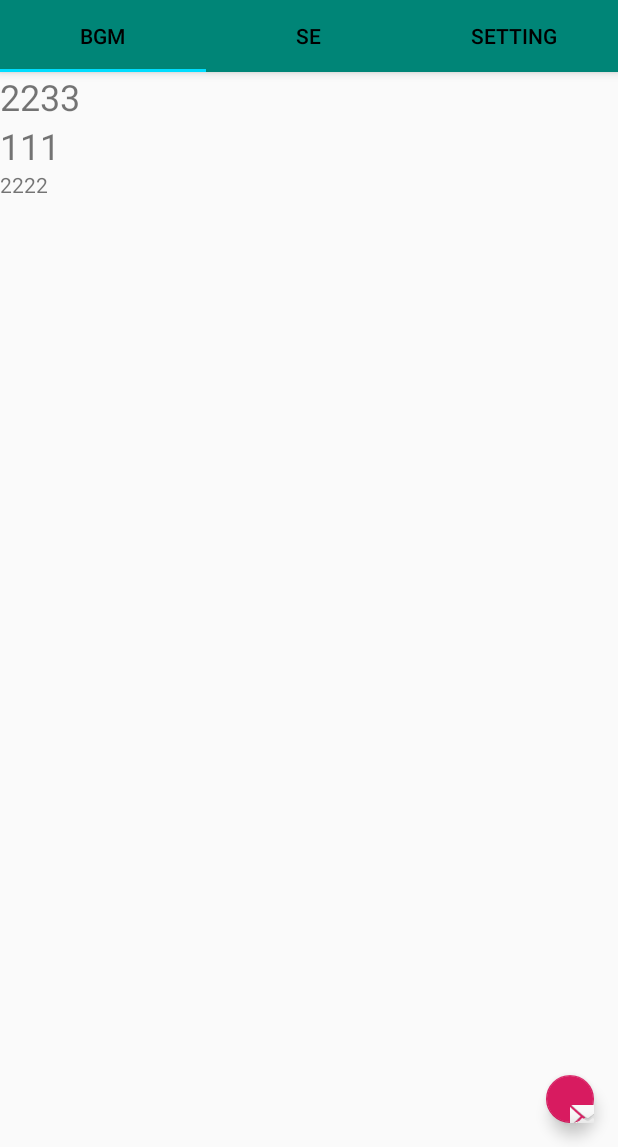
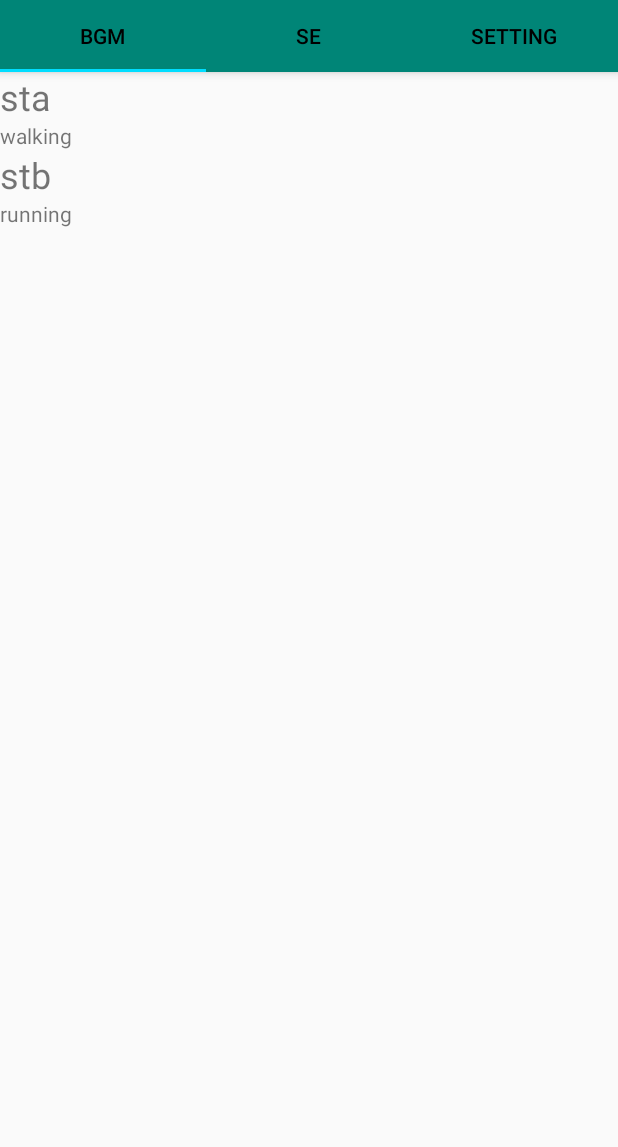
Before and after one commit to kotoar/bgmse, an Android app: the screen it shows after launch (MainActivity), on a phone screen of 412 x 824 dp, the part 89-1236 px from its top. Run offline under Robolectric (Android 15) with nearby library versions, the phone set to English and light mode, and no system bars; 1 statement that could not run was skipped.

Commit message:
se function init

```diff
--- a/app/src/main/java/com/kanae/bgmse/MainActivity.java
+++ b/app/src/main/java/com/kanae/bgmse/MainActivity.java
@@ -23,6 +23,8 @@ import com.kanae.bgmse.ui.main.SectionsPagerAdapter;
 
 import java.io.BufferedReader;
 import java.io.File;
+import java.io.FileInputStream;
+import java.io.FileNotFoundException;
 import java.io.FileOutputStream;
 import java.io.IOException;
 import java.io.InputStream;
@@ -31,6 +33,8 @@ import java.io.OutputStream;
 import java.io.UnsupportedEncodingException;
 import java.util.ArrayList;
 import java.util.List;
+
+import static java.lang.System.in;
 
 public class MainActivity extends AppCompatActivity {
 
@@ -56,15 +60,6 @@ public class MainActivity extends AppCompatActivity {
         main_path = Environment.getExternalStorageDirectory().getAbsolutePath() + "/bgmse";
         initFile();
 
-        fab = findViewById(R.id.fab);
-
-        fab.setOnClickListener(new View.OnClickListener() {
-            @Override
-            public void onClick(View view) {
-                Snackbar.make(view, "Replace with your own action", Snackbar.LENGTH_LONG)
-                        .setAction("Action", null).show();
-            }
-        });
     }
 
     private void initViewPager(){
@@ -128,6 +123,12 @@ public class MainActivity extends AppCompatActivity {
                 }
                 fos.close();
 
+                copyFilesFromRaw(this,R.raw.sta,"sta.mp3",
+                        main_path+File.separator+"/se");
+                copyFilesFromRaw(this,R.raw.stb,"stb.mp3",
+                        main_path+File.separator+"/se");
+
+
             } catch (UnsupportedEncodingException e) {
                 e.printStackTrace();
             } catch (java.io.IOException e){
@@ -136,9 +137,48 @@ public class MainActivity extends AppCompatActivity {
 
 
         }
+    }
 
 
-
+    private static final String SEPARATOR = File.separator;//路径分隔符
+    public static void copyFilesFromRaw(Context context, int id, String fileName,String storagePath) {
+        InputStream inputStream = context.getResources().openRawResource(id);
+        File file = new File(storagePath);
+        if (!file.exists()) {//如果文件夹不存在，则创建新的文件夹
+            file.mkdirs();
+        }
+        readInputStream(storagePath + SEPARATOR + fileName, inputStream);
+    }
+    /**
+     * 读取输入流中的数据写入输出流
+     *
+     * @param storagePath 目标文件路径
+     * @param inputStream 输入流
+     */
+    public static void readInputStream(String storagePath, InputStream inputStream) {
+        File file = new File(storagePath);
+        try {
+            if (!file.exists()) {
+                // 1.建立通道对象
+                FileOutputStream fos = new FileOutputStream(file);
+                // 2.定义存储空间
+                byte[] buffer = new byte[inputStream.available()];
+                // 3.开始读文件
+                int lenght = 0;
+                while ((lenght = inputStream.read(buffer)) != -1) {// 循环从输入流读取buffer字节
+                    // 将Buffer中的数据写到outputStream对象中
+                    fos.write(buffer, 0, lenght);
+                }
+                fos.flush();// 刷新缓冲区
+                // 4.关闭流
+                fos.close();
+                inputStream.close();
+            }
+        } catch (FileNotFoundException e) {
+            e.printStackTrace();
+        } catch (IOException e) {
+            e.printStackTrace();
+        }
     }
 
 
--- a/app/src/main/java/com/kanae/bgmse/magnet/MagnetView.java
+++ b/app/src/main/java/com/kanae/bgmse/magnet/MagnetView.java
@@ -18,19 +18,21 @@ public class MagnetView extends LinearLayout {
     LinearLayout linearLayout;
     TextView textViewLabel;
     TextView textViewContent;
+    int seid;
 
-
-    public MagnetView(Context context, String label, String content, int type){
+    public MagnetView(Context context, String label, String content, int type,int inseid){
         super(context);
         data = new Magnet(label,content,type);
         initView(context);
+        seid = inseid;
         setData();
     }
 
-    public MagnetView(Context context, Magnet magnet){
+    public MagnetView(Context context, Magnet magnet,int inseid){
         super(context);
         data = new Magnet(magnet.getLabel(),magnet.getContent(),magnet.getType());
         initView(context);
+        seid = inseid;
         setData();
     }
 
@@ -41,9 +43,13 @@ public class MagnetView extends LinearLayout {
         textViewContent = (TextView) findViewById(R.id.magnet_content);
     }
 
-    private void setData(){
+    public void setData(){
         textViewLabel.setText(data.getLabel());
         textViewContent.setText(data.getContent());
 
     }
+
+    public final int getSeid() {
+        return seid;
+    }
 }
--- a/app/src/main/java/com/kanae/bgmse/music/MusicPool.java
+++ b/app/src/main/java/com/kanae/bgmse/music/MusicPool.java
@@ -1,17 +1,83 @@
 package com.kanae.bgmse.music;
 
+import android.content.res.AssetManager;
+import android.media.AudioManager;
 import android.media.MediaPlayer;
+import android.media.SoundPool;
+import android.os.Environment;
 
+import com.kanae.bgmse.R;
+import com.kanae.bgmse.magnet.Magnet;
+
+import java.io.BufferedReader;
+import java.io.File;
+import java.io.FileInputStream;
+import java.io.FileOutputStream;
+import java.io.IOException;
+import java.io.InputStream;
+import java.io.InputStreamReader;
+import java.io.OutputStream;
+import java.util.ArrayList;
+import java.util.HashMap;
 import java.util.List;
 
 public class MusicPool {
 
-    private List<String> beList;
+    private List<Magnet> resList = new ArrayList<>();
+    private SoundPool mSoundPool = null;
+    private AssetManager aManager;
+    private HashMap<Integer, Integer> soundID = new HashMap<Integer, Integer>();
+    private String main_path = Environment.getExternalStorageDirectory().getAbsolutePath() +
+            "/bgmse/se/";
 
-    private List<String> bgmList;
 
-    private void initMusic(){
+    public MusicPool(){
+        initMusic();
+        loadmusic();
+    }
 
+    public List<Magnet> getMagnetList(){
+        return resList;
+    }
+
+    public HashMap<Integer,Integer> getSoundID(){
+        return soundID;
+    }
+
+    private void initMusic() {
+        try{
+            InputStream inputStream = new FileInputStream(
+                    Environment.getExternalStorageDirectory().getAbsolutePath() +
+                            "/bgmse" + File.separator+"/datactrl/main_list.txt");
+            InputStreamReader isr = new InputStreamReader(inputStream, "UTF-8");
+            BufferedReader br = new BufferedReader(isr);
+            String string = "";
+
+            while ((string = br.readLine()) != null) {
+                InputStream mis = new FileInputStream(
+                        Environment.getExternalStorageDirectory().getAbsolutePath() +
+                                "/bgmse" + File.separator+"/datactrl/" + string + ".txt");
+                InputStreamReader misr = new InputStreamReader(mis, "UTF-8");
+                BufferedReader mbr = new BufferedReader(misr);
+                String mcontent = mbr.readLine();
+                int mtype = Integer.parseInt(mbr.readLine());
+                Magnet mmag = new Magnet(string,mcontent,mtype);
+                resList.add(mmag);
+            }
+        } catch(java.io.IOException e){
+            e.printStackTrace();
+        }
+    }
+
+    private void loadmusic(){
+        mSoundPool = new SoundPool(1, AudioManager.STREAM_SYSTEM, 5);
+        for(int i=0;i<resList.size();i++){
+            soundID.put(i, mSoundPool.load( main_path+resList.get(i).getLabel()+".mp3", 1));
+        }
+    }
+
+    public void play_se(int index){
+        mSoundPool.play(soundID.get(index),1,1,0,0,1);
     }
 
 }
--- a/app/src/main/java/com/kanae/bgmse/ui/main/Fragment1.java
+++ b/app/src/main/java/com/kanae/bgmse/ui/main/Fragment1.java
@@ -15,8 +15,10 @@ import androidx.fragment.app.Fragment;
 import com.kanae.bgmse.R;
 import com.kanae.bgmse.magnet.Magnet;
 import com.kanae.bgmse.magnet.MagnetView;
+import com.kanae.bgmse.music.MusicPool;
 
 import java.util.ArrayList;
+import java.util.HashMap;
 import java.util.List;
 
 /**
@@ -28,8 +30,12 @@ public class Fragment1 extends Fragment {
 
     //private MagnetAdapter magnetAdapter;
     private List<Magnet> magnetList = new ArrayList<>();
-    private ListView magnetListView;
+    private HashMap<Integer,Integer> soundID = new HashMap<Integer,Integer>();
+    int stack_flag;
+    //private ListView magnetListView;
     LinearLayout linearLayout1;
+
+    MusicPool musicPool;
 
     private int getIndex(){
         int index = 1;
@@ -51,8 +57,10 @@ public class Fragment1 extends Fragment {
     @Override
     public void onCreate(Bundle savedInstanceState) {
         super.onCreate(savedInstanceState);
-
-
+        musicPool = new MusicPool();
+        magnetList = musicPool.getMagnetList();
+        soundID = musicPool.getSoundID();
+        stack_flag = 0;
     }
 
     @Override
@@ -60,19 +68,11 @@ public class Fragment1 extends Fragment {
             @NonNull LayoutInflater inflater, ViewGroup container,
             Bundle savedInstanceState) {
         View view = inflater.inflate(R.layout.fragment_tab1, container, false);
-        final TextView textview = view.findViewById(R.id.textView00);
         linearLayout1 = view.findViewById(R.id.fraglayout1);
         //linearLayout1.addView
 
 
-        textview.setText("2233");
-        textview.setTextSize(24);
-        textview.setOnClickListener(new View.OnClickListener() {
-            @Override
-            public void onClick(View v) {
-                textview.setText("33444");
-            }
-        });
+        ;
 
 
         initView();
@@ -83,14 +83,25 @@ public class Fragment1 extends Fragment {
     }
 
     private void addView(Magnet magnet){
-        MagnetView child = new MagnetView(getActivity(), magnet);
+        MagnetView child = new MagnetView(getActivity(), magnet,stack_flag);
+        child.setData();
+        final int childseid = child.getSeid();
+        child.setOnClickListener(new View.OnClickListener() {
+            @Override
+            public void onClick(View v) {
+                musicPool.play_se(childseid);
+            }
+        });
         linearLayout1.addView(child);
+        stack_flag += 1;
     }
 
     private void initView(){
-        addView(new Magnet("111","2222",0));
+        //addView(new Magnet("111","2222",0));
         //magnetAdapter = new MagnetAdapter(getActivity(),R.layout.magnet,magnetList);
-
+        for(Magnet m:magnetList){
+            addView(m);
+        }
     }
 
 }
--- a/app/src/main/res/layout/activity_main.xml
+++ b/app/src/main/res/layout/activity_main.xml
@@ -36,11 +36,4 @@
         android:layout_height="match_parent"
         app:layout_behavior="@string/appbar_scrolling_view_behavior" />
 
-    <com.google.android.material.floatingactionbutton.FloatingActionButton
-        android:id="@+id/fab"
-        android:layout_width="32dp"
-        android:layout_height="33dp"
-        android:layout_gravity="bottom|end"
-        android:layout_margin="@dimen/fab_margin"
-        app:srcCompat="@android:drawable/ic_dialog_email" />
 </androidx.coordinatorlayout.widget.CoordinatorLayout>
--- a/app/src/main/res/layout/fragment_tab1.xml
+++ b/app/src/main/res/layout/fragment_tab1.xml
@@ -11,14 +11,6 @@
         android:id="@+id/fraglayout1"
         android:layout_width="match_parent"
         android:layout_height="match_parent"
-        android:orientation="vertical" >
-
-        <TextView
-            android:id="@+id/textView00"
-            android:layout_width="match_parent"
-            android:layout_height="wrap_content"
-            android:text="TextView" />
-
-    </LinearLayout>
+        android:orientation="vertical" />
 
 </androidx.constraintlayout.widget.ConstraintLayout>
--- /dev/null
+++ b/app/src/main/res/raw/init_music_list.txt
@@ -0,0 +1,6 @@
+sta
+walking
+0
+stb
+running
+0
```
